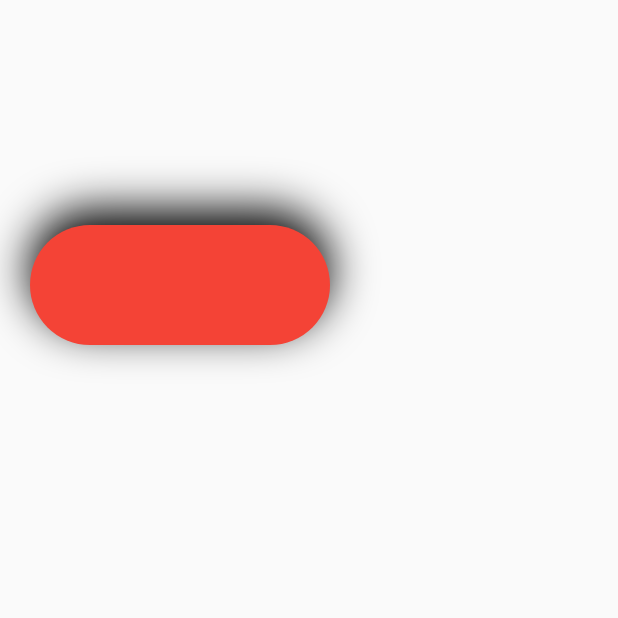
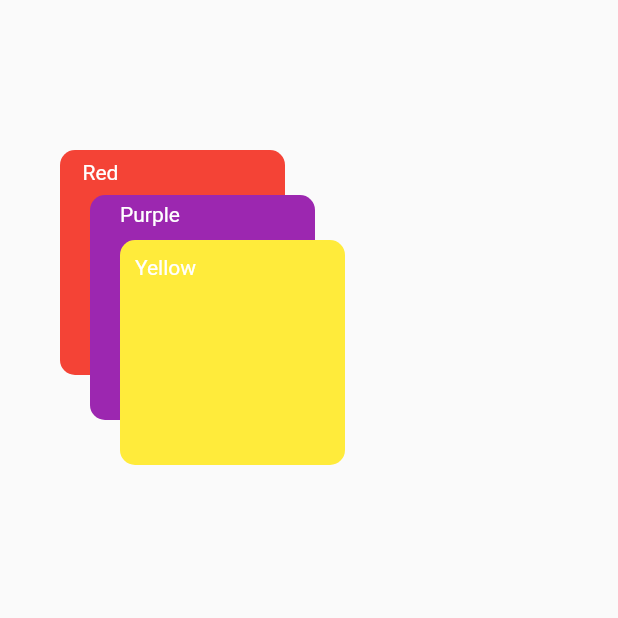
Before and after one commit to vatiza/Flutter_Widgets_Learning, a Flutter app: the screen it shows after launch, on a phone screen of 412 x 824 dp, the top half of it. Run offline on Flutter 3.47's test engine with Material 2 defaults, Android fonts, the phone set to English and light mode, and no system bars.

Commit message:
stack positioned

```diff
--- a/lib/main.dart
+++ b/lib/main.dart
@@ -1,29 +1,76 @@
 import 'package:flutter/material.dart';
 
 void main() => runApp(MyApp());
+
 class MyApp extends StatelessWidget {
   @override
   Widget build(BuildContext context) {
     return MaterialApp(
       debugShowCheckedModeBanner: false,
       home: Scaffold(
-        body: Container(
-          margin: const EdgeInsets.only(top: 150, left: 20),
-          width: 200,
-          height: 80,
-          decoration: const BoxDecoration(
-            borderRadius: BorderRadius.all(Radius.circular(50)),
-            boxShadow: [
-              BoxShadow(
-                  color: Colors.black, //New
-                  blurRadius: 25.0,
-                  offset: Offset(00, -10)) //top
+        body: Center(
+          child: Stack(
+            children: [
+              Positioned(
+                top: 100,
+                left: 40,
+                width: 150,
+                height: 150,
+                child: Container(
+                  decoration: BoxDecoration(
+                    color: Colors.red,
+                    borderRadius: BorderRadius.circular(
+                      10,
+                    ),
+                  ),
+                  padding: EdgeInsets.only(top: 7, left: 15),
+                  child: Text(
+                    'Red',
+                    style: TextStyle(color: Colors.white),
+                  ),
+                ),
+              ),
+              //2nd box
+              Positioned(
+                top: 130,
+                left: 60,
+                width: 150,
+                height: 150,
+                child: Container(
+                  decoration: BoxDecoration(
+                    color: Colors.purple,
+                    borderRadius: BorderRadius.circular(
+                      10,
+                    ),
+                  ),
+                  padding: EdgeInsets.only(top: 5, left: 20),
+                  child: Text(
+                    'Purple',
+                    style: TextStyle(color: Colors.white),
+                  ),
+                ),
+              ),
+              // 3rd box
+              Positioned(
+                top: 160,
+                left: 80,
+                width: 150,
+                height: 150,
+                child: Container(
+                  decoration: BoxDecoration(
+                    color: Colors.yellow,
+                    borderRadius: BorderRadius.circular(
+                      10,
+                    ),
+                  ),
+                  padding: EdgeInsets.only(top: 10, left: 10),
+                  child: Text(
+                    'Yellow',
+                    style: TextStyle(color: Colors.white),
+                  ),
+                ),
+              ),
             ],
-          ),
-          child: Container(
-            decoration: const BoxDecoration(
-                borderRadius: BorderRadius.all(Radius.circular(50)),
-                color: Colors.red),
           ),
         ),
       ),
```
